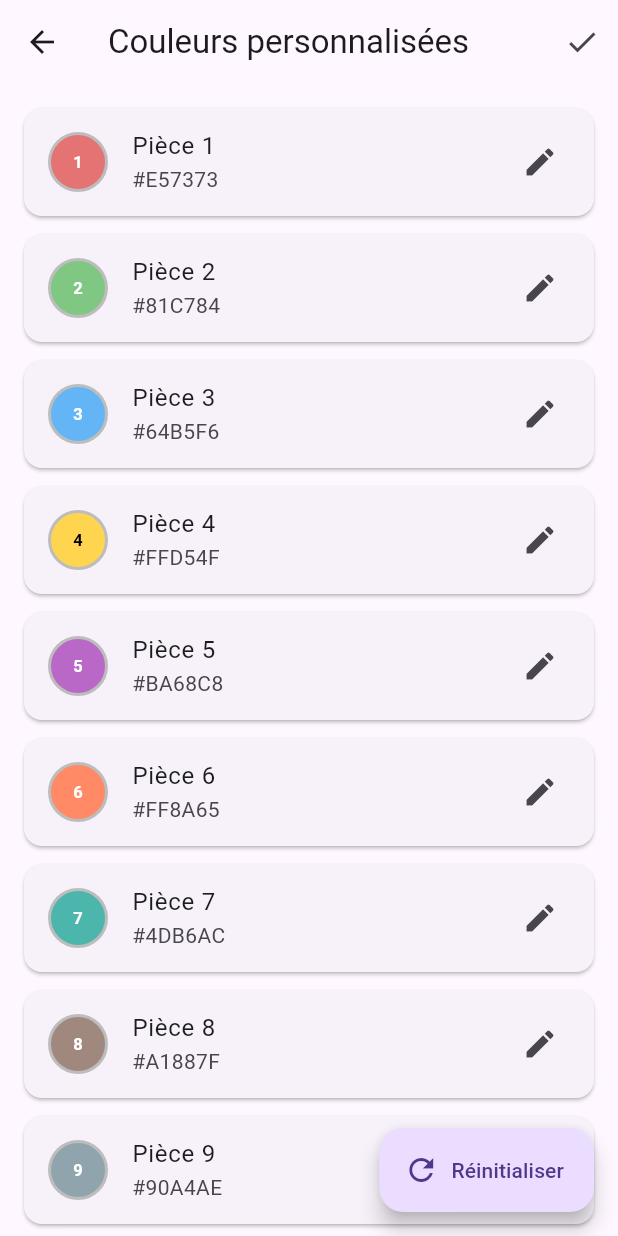
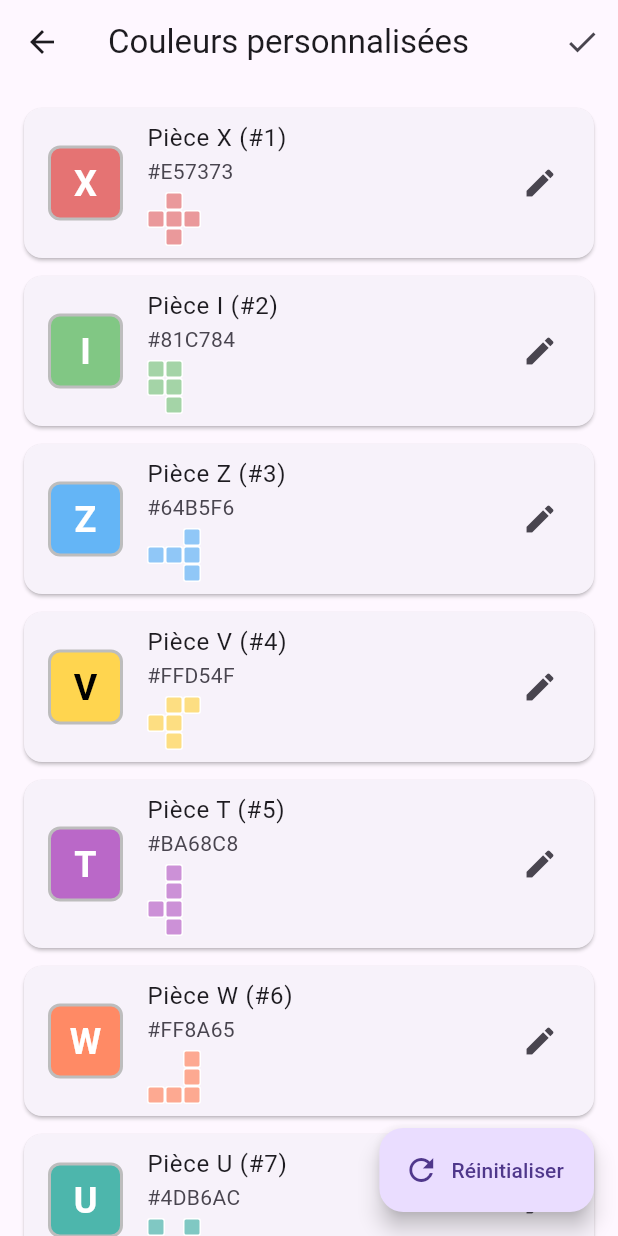
Before and after one commit to PML54/pentapol, a Flutter app: the CustomColorsScreen screen opened directly, on a phone screen of 412 x 824 dp. Run offline on Flutter 3.47's test engine with Material 3 defaults, Android fonts, the phone set to English and light mode, and no system bars; our stand-ins replace drift, flutter_riverpod, supabase_flutter; accounts and stored records are empty; generated files the repository leaves out were written again.

Commit message:
feat: Noms et formes des pièces dans personnalisation 🎯
✨ Améliorations:
- Affichage du nom de chaque pièce (F, I, L, N, P, T, U, V, W, X, Y, Z)
- Aperçu visuel de la forme de chaque pièce
- Mapping ID → Nom pour identification claire
- Lettre affichée dans le carré de couleur

🎨 Interface:
- Titre: "Pièce X (#1)" au lieu de "Pièce 1"
- Preview de la forme en miniature sous le code couleur
- Dialog: "Couleur de la pièce X" au lieu de "pièce 1"
- Carré arrondi avec lettre au lieu de cercle avec numéro

📊 Mapping des pièces:
- 1: X (Croix)
- 2: I (Barre)
- 3: Z
- 4: V
- 5: T
- 6: W
- 7: U
- 8: F
- 9: P
- 10: N
- 11: Y
- 12: L

💡 UX:
- Plus facile d'identifier quelle pièce on personnalise
- Cohérent avec la nomenclature standard des pentominos
- Aperçu visuel aide à reconnaître la pièce

```diff
--- a/lib/screens/custom_colors_screen.dart
+++ b/lib/screens/custom_colors_screen.dart
@@ -1,10 +1,27 @@
-// Modified: 2025-11-16 10:30:00
+// Modified: 2025-11-16 10:45:00
 // lib/screens/custom_colors_screen.dart
 // Écran pour personnaliser les couleurs des pièces
 
 import 'package:flutter/material.dart';
 import 'package:flutter_riverpod/flutter_riverpod.dart';
 import '../providers/settings_provider.dart';
+import '../models/pentominos.dart';
+
+/// Noms des pièces selon leur ID
+const Map<int, String> pieceNames = {
+  1: 'X',  // Pièce 1 - Croix
+  2: 'I',  // Pièce 2 - Barre
+  3: 'Z',  // Pièce 3
+  4: 'V',  // Pièce 4
+  5: 'T',  // Pièce 5
+  6: 'W',  // Pièce 6
+  7: 'U',  // Pièce 7
+  8: 'F',  // Pièce 8
+  9: 'P',  // Pièce 9
+  10: 'N', // Pièce 10
+  11: 'Y', // Pièce 11
+  12: 'L', // Pièce 12
+};
 
 class CustomColorsScreen extends ConsumerStatefulWidget {
   const CustomColorsScreen({super.key});
@@ -64,33 +81,45 @@ class _CustomColorsScreenState extends ConsumerState<CustomColorsScreen> {
         padding: const EdgeInsets.all(16),
         itemCount: 12,
         itemBuilder: (context, index) {
+          final pieceId = index + 1;
+          final pieceName = pieceNames[pieceId] ?? '?';
+          final piece = pentominos.firstWhere((p) => p.id == pieceId);
+
           return Card(
             margin: const EdgeInsets.only(bottom: 12),
             child: ListTile(
               leading: Container(
-                width: 40,
-                height: 40,
+                width: 50,
+                height: 50,
                 decoration: BoxDecoration(
                   color: _colors[index],
-                  shape: BoxShape.circle,
+                  borderRadius: BorderRadius.circular(8),
                   border: Border.all(color: Colors.grey.shade400, width: 2),
                 ),
                 child: Center(
                   child: Text(
-                    '${index + 1}',
+                    pieceName,
                     style: TextStyle(
                       color: _colors[index].computeLuminance() > 0.5
                           ? Colors.black
                           : Colors.white,
                       fontWeight: FontWeight.bold,
+                      fontSize: 24,
                     ),
                   ),
                 ),
               ),
-              title: Text('Pièce ${index + 1}'),
-              subtitle: Text(_getColorName(_colors[index])),
+              title: Text('Pièce $pieceName (#$pieceId)'),
+              subtitle: Column(
+                crossAxisAlignment: CrossAxisAlignment.start,
+                children: [
+                  Text(_getColorName(_colors[index])),
+                  const SizedBox(height: 4),
+                  _buildPiecePreview(piece, _colors[index]),
+                ],
+              ),
               trailing: const Icon(Icons.edit),
-              onTap: () => _showColorPicker(index),
+              onTap: () => _showColorPicker(index, pieceName),
             ),
           );
         },
@@ -103,11 +132,55 @@ class _CustomColorsScreenState extends ConsumerState<CustomColorsScreen> {
     );
   }
 
-  void _showColorPicker(int index) {
+  Widget _buildPiecePreview(Pento piece, Color color) {
+    // Afficher la forme de base de la pièce
+    final baseShape = piece.baseShape;
+
+    // Calculer les coordonnées min/max
+    int minX = 4, maxX = 0, minY = 4, maxY = 0;
+    for (final cellNum in baseShape) {
+      final x = (cellNum - 1) % 5;
+      final y = (cellNum - 1) ~/ 5;
+      if (x < minX) minX = x;
+      if (x > maxX) maxX = x;
+      if (y < minY) minY = y;
+      if (y > maxY) maxY = y;
+    }
+
+    final width = maxX - minX + 1;
+    final height = maxY - minY + 1;
+    const cellSize = 12.0;
+
+    return SizedBox(
+      width: width * cellSize,
+      height: height * cellSize,
+      child: Stack(
+        children: baseShape.map((cellNum) {
+          final x = (cellNum - 1) % 5;
+          final y = (cellNum - 1) ~/ 5;
+          return Positioned(
+            left: (x - minX) * cellSize,
+            top: (y - minY) * cellSize,
+            child: Container(
+              width: cellSize,
+              height: cellSize,
+              decoration: BoxDecoration(
+                color: color.withOpacity(0.7),
+                border: Border.all(color: Colors.white, width: 1),
+                borderRadius: BorderRadius.circular(2),
+              ),
+            ),
+          );
+        }).toList(),
+      ),
+    );
+  }
+
+  void _showColorPicker(int index, String pieceName) {
     showDialog(
       context: context,
       builder: (context) => AlertDialog(
-        title: Text('Couleur de la pièce ${index + 1}'),
+        title: Text('Couleur de la pièce $pieceName'),
         content: SingleChildScrollView(
           child: Wrap(
             spacing: 8,
```
